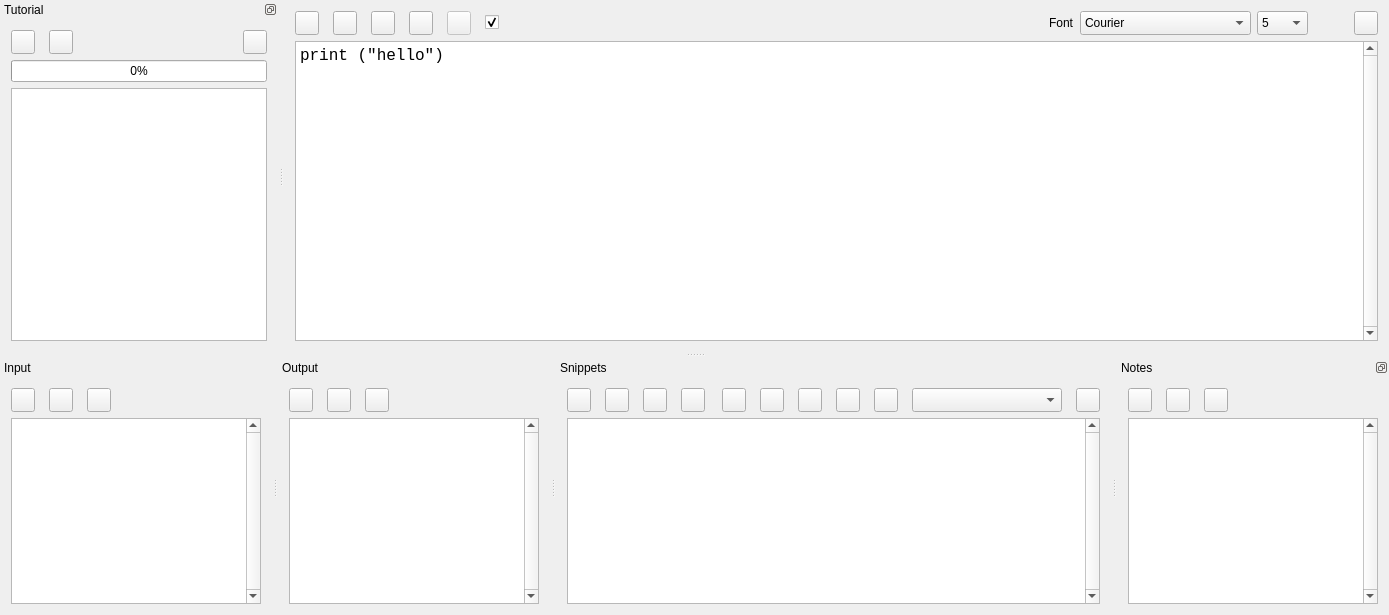
Qt form UI/mainview.ui (JaDogg/expressPython) before a commit.
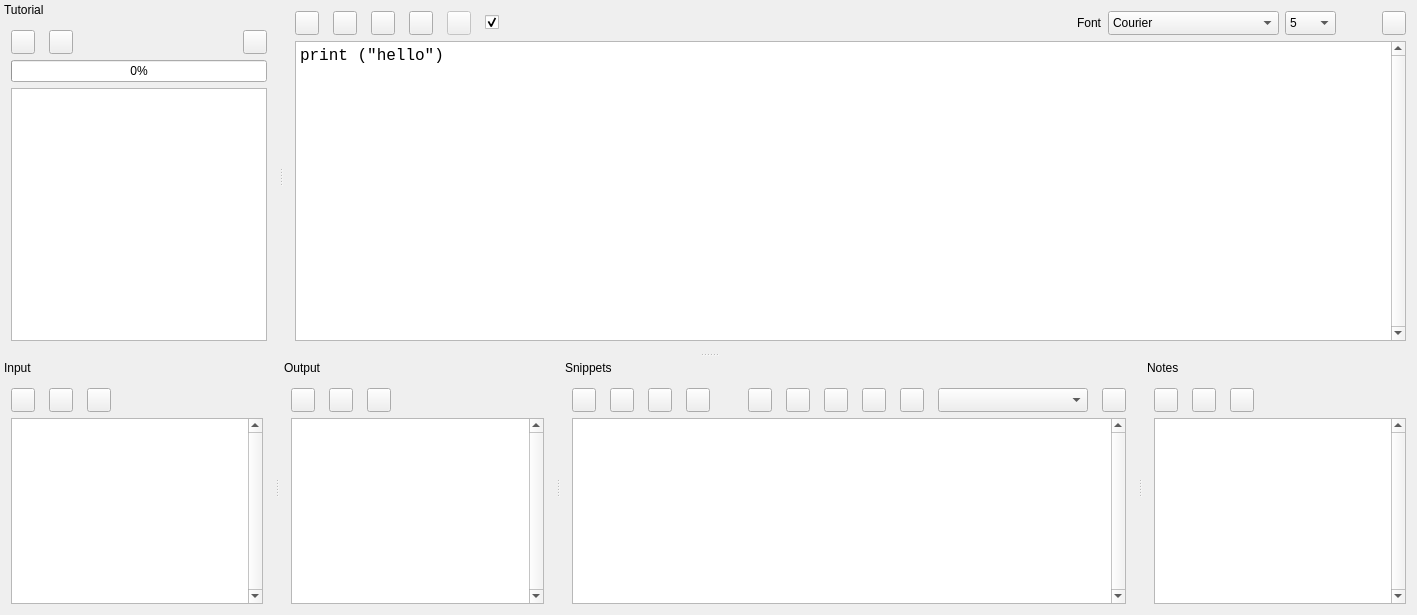
The same form after that commit. Icons and pictures are not drawn. Custom widgets are drawn as their Qt base class.

Commit message: Removed floating windows/float ability Bumped about to 2019

The edit to the form file:
```diff
--- a/UI/mainview.ui
+++ b/UI/mainview.ui
@@ -6,7 +6,7 @@
    <rect>
     <x>0</x>
     <y>0</y>
-    <width>1389</width>
+    <width>1417</width>
     <height>615</height>
    </rect>
   </property>
@@ -1446,7 +1446,7 @@
     <bool>true</bool>
    </property>
    <property name="features">
-    <set>QDockWidget::DockWidgetFloatable|QDockWidget::DockWidgetMovable</set>
+    <set>QDockWidget::DockWidgetMovable</set>
    </property>
    <property name="windowTitle">
     <string>Notes</string>
@@ -1629,7 +1629,7 @@
     <bool>true</bool>
    </property>
    <property name="features">
-    <set>QDockWidget::DockWidgetFloatable|QDockWidget::DockWidgetMovable</set>
+    <set>QDockWidget::DockWidgetMovable</set>
    </property>
    <property name="windowTitle">
     <string>Tutorial</string>
```
Left out of the diff: 4 changed lines with no effect on the pictures. The commit also changes 1 other file.
